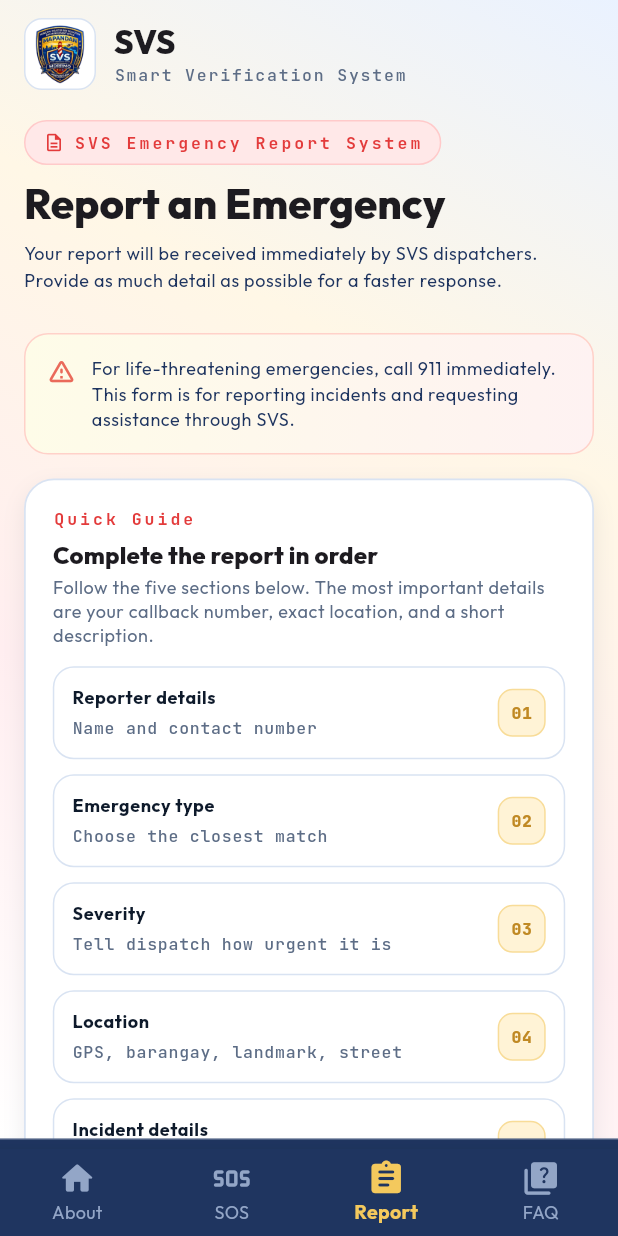
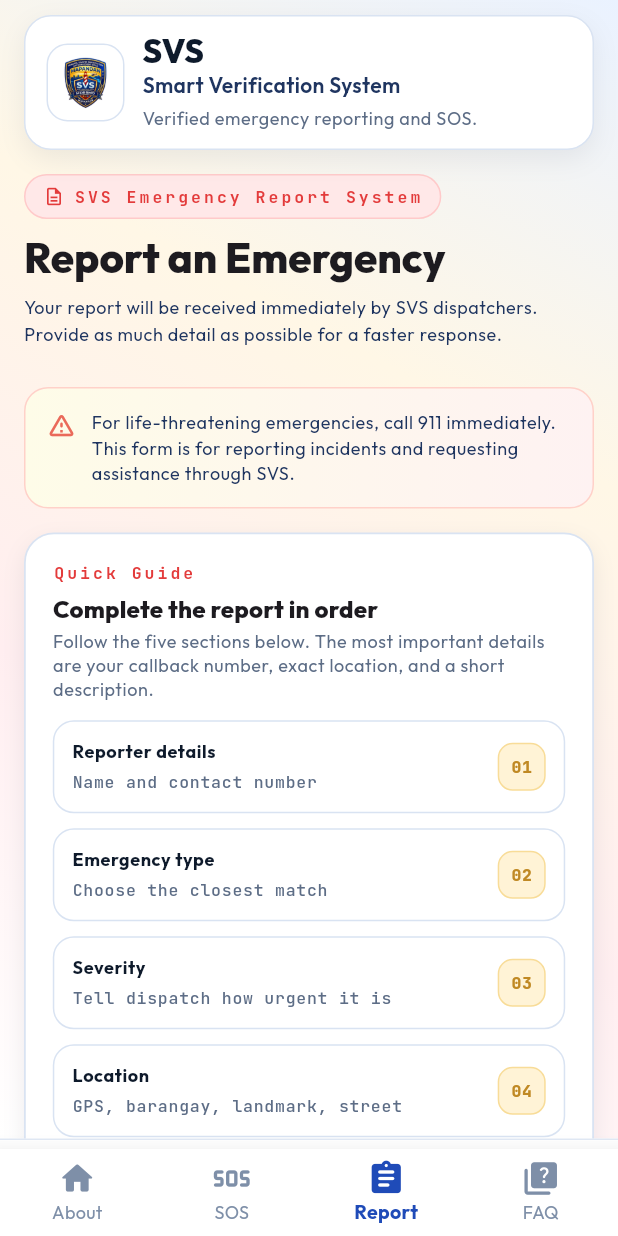
Before and after one commit to jean111051/https---github.com-jean111051-svs_mobile, a Flutter app: the screen it shows after launch, after a tap on "File an Emergency Report", on a phone screen of 412 x 824 dp. Run offline on Flutter 3.47's test engine with Material 3 defaults, Android fonts, the phone set to English and light mode, and no system bars; our stand-ins replace flutter_dotenv, flutter_map, geolocator, google_fonts, image_picker, latlong2 and 1 more; network calls fail.

Commit message:
logo-and-footer

```diff
--- a/lib/main.dart
+++ b/lib/main.dart
@@ -1,7 +1,6 @@
 import 'dart:async';
 import 'dart:convert';
 import 'dart:io';
-import 'dart:typed_data';
 
 import 'package:flutter/foundation.dart';
 import 'package:flutter/material.dart';
@@ -32,9 +31,9 @@ class SvsApp extends StatelessWidget {
       scaffoldBackgroundColor: AppColors.bg,
       textTheme: GoogleFonts.outfitTextTheme(),
       bottomNavigationBarTheme: const BottomNavigationBarThemeData(
-        backgroundColor: AppColors.bgSoft,
-        selectedItemColor: AppColors.amber,
-        unselectedItemColor: Color(0xFF93A6C7),
+        backgroundColor: AppColors.navBg,
+        selectedItemColor: AppColors.navSelected,
+        unselectedItemColor: AppColors.navUnselected,
         showUnselectedLabels: true,
         type: BottomNavigationBarType.fixed,
         elevation: 12,
@@ -72,6 +71,9 @@ class AppColors {
   static const greenLight = Color(0xFFE3ECFF);
   static const greenBorder = Color(0xFFBFD4FF);
   static const blue = Color(0xFF1F4BB8);
+  static const navBg = Color(0xFFFFFFFF);
+  static const navSelected = Color(0xFF1F4BB8);
+  static const navUnselected = Color(0xFF7E8FA8);
   static const bg = Color(0xFFFFFFFF);
   static const bgSoft = Color(0xFF1F3560);
   static const surface = Color(0xFFFFFFFF);
@@ -275,25 +277,6 @@ class _ReportPageState extends State<ReportPage> with WidgetsBindingObserver {
       );
     }
     return _baseUrlReady;
-  }
-
-  Future<void> _saveBaseUrl(String input) async {
-    final normalized = _normalizedBaseUrl(input);
-    if (normalized.isEmpty) {
-      _toast('Server URL is required', isError: true);
-      return;
-    }
-    final prefs = await SharedPreferences.getInstance();
-    await prefs.setString('base_url', normalized);
-    setState(() {
-      _baseUrl = normalized;
-      _baseUrlReady = false;
-    });
-    await _initBaseUrl();
-    _toast(
-      _baseUrlReady ? 'Server URL saved' : 'Server not reachable',
-      isError: !_baseUrlReady,
-    );
   }
 
   Future<void> _savePanicNumber() async {
@@ -2372,9 +2355,9 @@ class _ReportPageState extends State<ReportPage> with WidgetsBindingObserver {
       child: Container(
         padding: const EdgeInsets.only(top: 6),
         decoration: BoxDecoration(
-          color: AppColors.bgSoft,
+          color: AppColors.navBg,
           border: Border(
-            top: BorderSide(color: AppColors.border.withValues(alpha: 0.25)),
+            top: BorderSide(color: AppColors.border.withValues(alpha: 0.8)),
           ),
         ),
         child: BottomNavigationBar(
@@ -2409,15 +2392,31 @@ class _ReportPageState extends State<ReportPage> with WidgetsBindingObserver {
 
   Widget _buildHeader() {
     return Padding(
-      padding: const EdgeInsets.symmetric(horizontal: 16, vertical: 12),
+      padding: const EdgeInsets.fromLTRB(16, 10, 16, 8),
+      child: Container(
+        decoration: BoxDecoration(
+          color: AppColors.surface,
+          borderRadius: BorderRadius.circular(18),
+          border: Border.all(color: AppColors.border),
+          boxShadow: const [
+            BoxShadow(
+              color: Color(0x120F172A),
+              blurRadius: 14,
+              offset: Offset(0, 6),
+            ),
+          ],
+        ),
+        child: Padding(
+          padding: const EdgeInsets.symmetric(horizontal: 14, vertical: 12),
           child: Row(
             children: [
               Container(
-            width: 48,
-            height: 48,
-            decoration: BoxDecoration(
-              color: AppColors.surface,
-              borderRadius: BorderRadius.circular(12),
+                width: 52,
+                height: 52,
+                padding: const EdgeInsets.all(5),
+                decoration: BoxDecoration(
+                  color: AppColors.bg,
+                  borderRadius: BorderRadius.circular(14),
                   border: Border.all(color: AppColors.border),
                 ),
                 child: ClipRRect(
@@ -2426,26 +2425,41 @@ class _ReportPageState extends State<ReportPage> with WidgetsBindingObserver {
                 ),
               ),
               const SizedBox(width: 12),
-          Column(
+              Expanded(
+                child: Column(
                   crossAxisAlignment: CrossAxisAlignment.start,
+                  mainAxisSize: MainAxisSize.min,
                   children: [
                     Text(
                       'SVS',
-                style: Theme.of(
-                  context,
-                ).textTheme.titleLarge?.copyWith(fontWeight: FontWeight.w800),
-              ),
+                      style: Theme.of(context).textTheme.titleLarge?.copyWith(
+                        color: AppColors.text,
+                        fontWeight: FontWeight.w800,
+                        height: 1,
+                      ),
+                    ),
+                    const SizedBox(height: 2),
                     Text(
                       'Smart Verification System',
-                style: Theme.of(context).textTheme.labelSmall?.copyWith(
+                      style: Theme.of(context).textTheme.bodyMedium?.copyWith(
+                        color: AppColors.text2,
+                        fontWeight: FontWeight.w600,
+                      ),
+                    ),
+                    const SizedBox(height: 4),
+                    Text(
+                      'Verified emergency reporting and SOS.',
+                      style: Theme.of(context).textTheme.bodySmall?.copyWith(
                         color: AppColors.muted,
-                  letterSpacing: 1.2,
-                ),
-              ),
-            ],
-          ),
-          const Spacer(),
-        ],
+                        height: 1.3,
+                      ),
+                    ),
+                  ],
+                ),
+              ),
+            ],
+          ),
+        ),
       ),
     );
   }
@@ -3381,81 +3395,106 @@ class _ReportPageState extends State<ReportPage> with WidgetsBindingObserver {
   Widget _buildFooter({required bool showContact}) {
     final year = DateTime.now().year;
     return Padding(
-      padding: const EdgeInsets.fromLTRB(16, 8, 16, 32),
+      padding: const EdgeInsets.fromLTRB(16, 4, 16, 14),
       child: Column(
         crossAxisAlignment: CrossAxisAlignment.start,
         children: [
           Row(
+            crossAxisAlignment: CrossAxisAlignment.start,
             children: [
               Container(
-                width: 36,
-                height: 36,
+                width: 24,
+                height: 24,
                 decoration: BoxDecoration(
                   color: AppColors.amberLight,
-                  borderRadius: BorderRadius.circular(10),
+                  borderRadius: BorderRadius.circular(7),
                   border: Border.all(color: AppColors.amberBorder),
                 ),
                 child: const Icon(
                   Icons.local_fire_department,
                   color: AppColors.amberDeep,
-                  size: 18,
-                ),
-              ),
-              const SizedBox(width: 10),
-              Column(
+                  size: 13,
+                ),
+              ),
+              const SizedBox(width: 7),
+              Expanded(
+                child: Column(
                   crossAxisAlignment: CrossAxisAlignment.start,
+                  mainAxisSize: MainAxisSize.min,
                   children: [
                     Text(
                       'Smart Verification System',
-                    style: Theme.of(context).textTheme.titleSmall?.copyWith(
+                      style: Theme.of(context).textTheme.bodySmall?.copyWith(
                         fontWeight: FontWeight.w700,
+                        color: AppColors.text,
+                        height: 1.1,
                       ),
                     ),
                     Text(
                       'Emergency Reporting',
                       style: Theme.of(
                         context,
-                    ).textTheme.bodySmall?.copyWith(color: AppColors.muted2),
-                  ),
-                ],
-              ),
-            ],
-          ),
-          const SizedBox(height: 10),
+                      ).textTheme.labelSmall?.copyWith(
+                        color: AppColors.muted2,
+                        height: 1.15,
+                      ),
+                    ),
+                  ],
+                ),
+              ),
+            ],
+          ),
+          const SizedBox(height: 6),
           Text(
             'Fast and reliable citizen incident reporting with real-time dispatcher visibility and location-aware alerts.',
             style: Theme.of(
               context,
-            ).textTheme.bodySmall?.copyWith(color: AppColors.muted),
+            ).textTheme.labelLarge?.copyWith(
+              color: AppColors.muted,
+              height: 1.25,
+            ),
           ),
           if (showContact) ...[
-            const SizedBox(height: 12),
+            const SizedBox(height: 8),
             Text(
               'Contact Us',
-              style: Theme.of(
-                context,
-              ).textTheme.titleSmall?.copyWith(fontWeight: FontWeight.w700),
-            ),
-            const SizedBox(height: 6),
-            Text('Hotline: 911', style: Theme.of(context).textTheme.bodySmall),
-            Text(
-              'Office: +63 917 000 0000',
-              style: Theme.of(context).textTheme.bodySmall,
-            ),
-            Text(
-              'Email: support@svs.local',
-              style: Theme.of(context).textTheme.bodySmall,
-            ),
-          ],
-          const SizedBox(height: 16),
+              style: Theme.of(context).textTheme.bodySmall?.copyWith(
+                fontWeight: FontWeight.w700,
+                color: AppColors.text,
+              ),
+            ),
+            const SizedBox(height: 3),
+            Wrap(
+              spacing: 8,
+              runSpacing: 2,
+              children: [
+                _footerMeta('Hotline: 911'),
+                _footerMeta('Office: +63 917 000 0000'),
+                _footerMeta('Email: support@svs.local'),
+              ],
+            ),
+          ],
+          const SizedBox(height: 8),
           Text(
             'Copyright $year SVS. All rights reserved.',
             style: Theme.of(
               context,
-            ).textTheme.labelSmall?.copyWith(color: AppColors.muted2),
-          ),
-        ],
-      ),
+            ).textTheme.labelSmall?.copyWith(
+              color: AppColors.muted2,
+              fontSize: 10,
+            ),
+          ),
+        ],
+      ),
+    );
+  }
+
+  Widget _footerMeta(String text) {
+    return Text(
+      text,
+      style: Theme.of(
+        context,
+      ).textTheme.labelSmall?.copyWith(color: AppColors.text2, height: 1.2),
     );
   }
 
```
Lines whose indentation alone changed are shown as unchanged.
